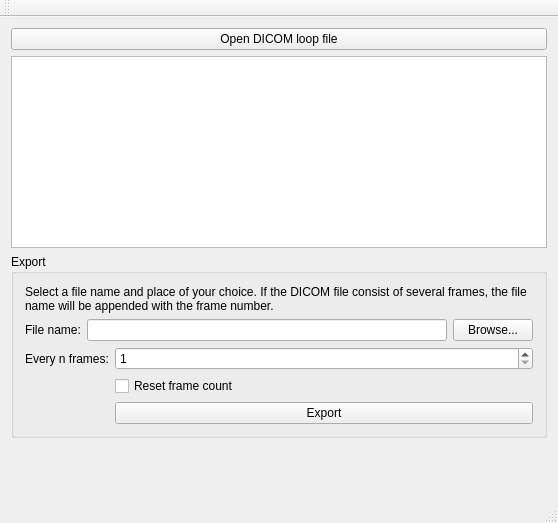
Qt form dicomwindow.ui (dragly/DicomExporter) before a commit.
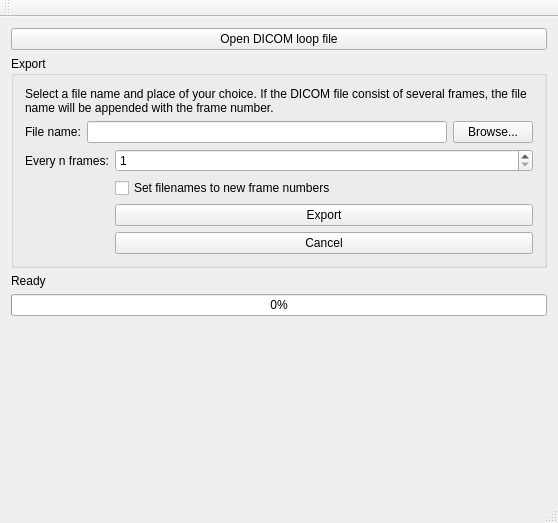
The same form after that commit.

Commit message: Added exporter class and progress indication

What changed in the file:
```diff
--- a/dicomwindow.ui
+++ b/dicomwindow.ui
@@ -22,9 +22,6 @@
       </property>
      </widget>
     </item>
-    <item>
-     <widget class="QTableWidget" name="tableWidget"/>
-    </item>
     <item>
      <widget class="QGroupBox" name="groupBox">
       <property name="title">
@@ -64,6 +61,9 @@
        </item>
        <item>
         <layout class="QFormLayout" name="formLayout">
+         <property name="fieldGrowthPolicy">
+          <enum>QFormLayout::AllNonFixedFieldsGrow</enum>
+         </property>
          <item row="0" column="0">
           <widget class="QLabel" name="label_2">
            <property name="text">
@@ -81,6 +81,13 @@
            </property>
           </widget>
          </item>
+         <item row="1" column="1">
+          <widget class="QCheckBox" name="chkResetFrameCount">
+           <property name="text">
+            <string>Set filenames to new frame numbers</string>
+           </property>
+          </widget>
+         </item>
          <item row="2" column="1">
           <widget class="QPushButton" name="btnExport">
            <property name="text">
@@ -88,10 +95,10 @@
            </property>
           </widget>
          </item>
-         <item row="1" column="1">
-          <widget class="QCheckBox" name="chkResetFrameCount">
+         <item row="3" column="1">
+          <widget class="QPushButton" name="pushButton">
            <property name="text">
-            <string>Reset frame count</string>
+            <string>Cancel</string>
            </property>
           </widget>
          </item>
@@ -100,6 +107,20 @@
       </layout>
      </widget>
     </item>
+    <item>
+     <widget class="QLabel" name="progressLabel">
+      <property name="text">
+       <string>Ready</string>
+      </property>
+     </widget>
+    </item>
+    <item>
+     <widget class="QProgressBar" name="progressBar">
+      <property name="value">
+       <number>0</number>
+      </property>
+     </widget>
+    </item>
     <item>
      <spacer name="verticalSpacer">
       <property name="orientation">
```
Left out of the diff: 2 changed lines with no effect on the pictures. The commit also changes 6 other files.
